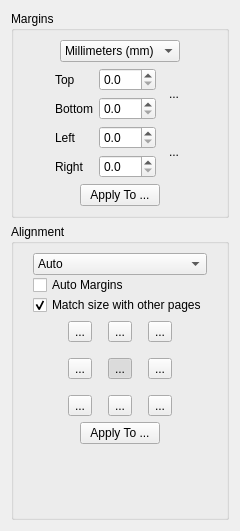
First picture: the form in filters/page_layout/ui/PageLayoutOptionsWidget.ui, repository ImageProcessing-ElectronicPublications/scantailor-deviant, before the edit.
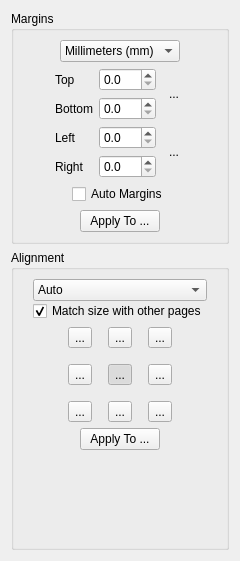
Second picture: the form after the edit. Icons and pictures are not drawn.

```diff
--- a/filters/page_layout/ui/PageLayoutOptionsWidget.ui
+++ b/filters/page_layout/ui/PageLayoutOptionsWidget.ui
@@ -7,7 +7,7 @@
     <x>0</x>
     <y>0</y>
     <width>240</width>
-    <height>531</height>
+    <height>561</height>
    </rect>
   </property>
   <property name="windowTitle">
@@ -227,6 +227,63 @@
         </item>
        </layout>
       </item>
+      <item>
+       <widget class="QWidget" name="autoMarginsLayout_2" native="true">
+        <layout class="QHBoxLayout" name="autoMarginsLayout">
+         <property name="spacing">
+          <number>0</number>
+         </property>
+         <property name="leftMargin">
+          <number>0</number>
+         </property>
+         <property name="topMargin">
+          <number>0</number>
+         </property>
+         <property name="rightMargin">
+          <number>0</number>
+         </property>
+         <property name="bottomMargin">
+          <number>0</number>
+         </property>
+         <item>
+          <spacer name="horizontalSpacer_13">
+           <property name="orientation">
+            <enum>Qt::Horizontal</enum>
+           </property>
+           <property name="sizeHint" stdset="0">
+            <size>
+             <width>40</width>
+             <height>20</height>
+            </size>
+           </property>
+          </spacer>
+         </item>
+         <item>
+          <widget class="QCheckBox" name="autoMargins">
+           <property name="text">
+            <string>Auto Margins</string>
+           </property>
+           <property name="checked">
+            <bool>false</bool>
+           </property>
+          </widget>
+         </item>
+         <item>
+          <spacer name="horizontalSpacer_14">
+           <property name="orientation">
+            <enum>Qt::Horizontal</enum>
+           </property>
+           <property name="sizeHint" stdset="0">
+            <size>
+             <width>40</width>
+             <height>20</height>
+            </size>
+           </property>
+          </spacer>
+         </item>
+        </layout>
+       </widget>
+      </item>
       <item>
        <layout class="QHBoxLayout" name="horizontalLayout_5">
         <item>
@@ -310,16 +367,6 @@
             </item>
            </widget>
           </item>
-          <item>
-           <widget class="QCheckBox" name="autoMargins">
-            <property name="text">
-             <string>Auto Margins</string>
-            </property>
-            <property name="checked">
-             <bool>false</bool>
-            </property>
-           </widget>
-          </item>
           <item>
            <widget class="QCheckBox" name="alignWithOthersCB">
             <property name="text">
```
Left out of the diff: 1 changed line with no effect on the pictures.
